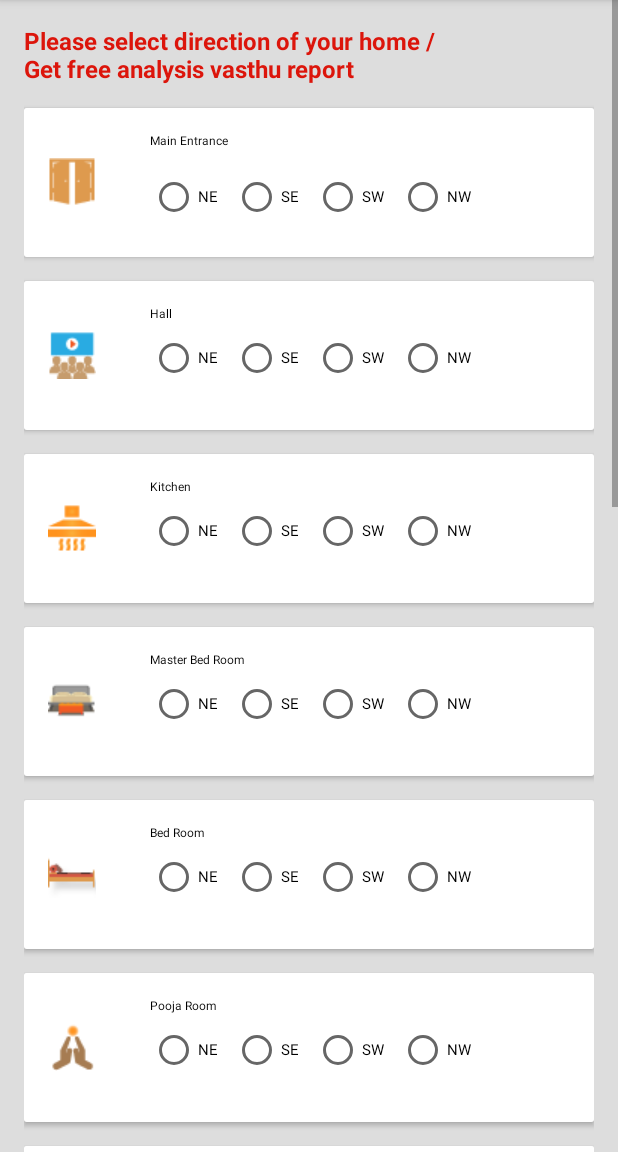
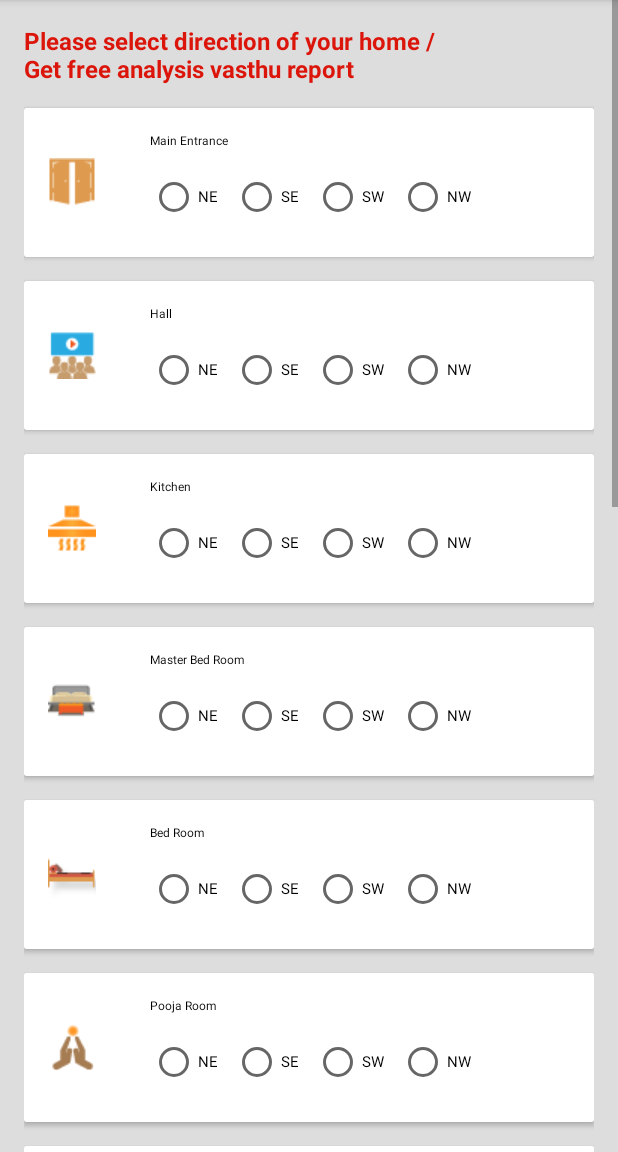
Before and after one commit to nandha-conzat/FortuneVasthu, an Android app: the fragment FreeAnalysisFragment shown on its own in the app's theme, on a phone screen of 412 x 824 dp, the part 84-1236 px from its top. Run offline under Robolectric (Android 15) with nearby library versions, the phone set to English and light mode, and no system bars; 1 statement that could not run was skipped.

Commit message:
Updated the list

```diff
--- a/app/src/main/res/layout/fragment_free_analysis.xml
+++ b/app/src/main/res/layout/fragment_free_analysis.xml
@@ -210,6 +210,7 @@
                         android:layout_width="match_parent"
                         android:layout_height="wrap_content"
                         android:layout_below="@+id/tvhall"
+                        android:layout_alignParentBottom="true"
                         android:layout_marginBottom="@dimen/mainmargin"
                         android:orientation="horizontal">
 
@@ -352,6 +353,7 @@
                         android:layout_width="match_parent"
                         android:layout_height="wrap_content"
                         android:layout_below="@+id/tvkitchen"
+                        android:layout_alignParentBottom="true"
                         android:layout_marginBottom="@dimen/mainmargin"
                         android:orientation="horizontal">
 
@@ -493,6 +495,7 @@
                         android:id="@+id/ll_masterbedroom"
                         android:layout_width="match_parent"
                         android:layout_height="wrap_content"
+                        android:layout_alignParentBottom="true"
                         android:layout_below="@+id/tvmasterbedroom"
                         android:layout_marginBottom="@dimen/mainmargin"
                         android:orientation="horizontal">
@@ -636,6 +639,7 @@
                         android:layout_width="match_parent"
                         android:layout_height="wrap_content"
                         android:layout_below="@+id/tvbedroom"
+                        android:layout_alignParentBottom="true"
                         android:layout_marginBottom="@dimen/mainmargin"
                         android:orientation="horizontal">
 
@@ -777,6 +781,7 @@
                         android:layout_width="match_parent"
                         android:layout_height="wrap_content"
                         android:layout_below="@+id/tvpoojaroom"
+                        android:layout_alignParentBottom="true"
                         android:layout_marginBottom="@dimen/mainmargin"
                         android:orientation="horizontal">
 
@@ -919,6 +924,7 @@
                         android:layout_width="match_parent"
                         android:layout_height="wrap_content"
                         android:layout_below="@+id/tvbathtoilet"
+                        android:layout_alignParentBottom="true"
                         android:layout_marginBottom="@dimen/mainmargin"
                         android:orientation="horizontal">
 
@@ -1061,6 +1067,7 @@
                         android:layout_width="match_parent"
                         android:layout_height="wrap_content"
                         android:layout_below="@+id/tvportico"
+                        android:layout_alignParentBottom="true"
                         android:layout_marginBottom="@dimen/mainmargin"
                         android:orientation="horizontal">
 
@@ -1204,6 +1211,7 @@
                         android:layout_width="match_parent"
                         android:layout_height="wrap_content"
                         android:layout_below="@+id/tvcarpark"
+                        android:layout_alignParentBottom="true"
                         android:layout_marginBottom="@dimen/mainmargin"
                         android:orientation="horizontal">
 
@@ -1346,6 +1354,7 @@
                         android:layout_width="match_parent"
                         android:layout_height="wrap_content"
                         android:layout_below="@+id/tvstaircase"
+                        android:layout_alignParentBottom="true"
                         android:layout_marginBottom="@dimen/mainmargin"
                         android:orientation="horizontal">
 
@@ -1489,6 +1498,7 @@
                         android:layout_width="match_parent"
                         android:layout_height="wrap_content"
                         android:layout_below="@+id/tvbore"
+                        android:layout_alignParentBottom="true"
                         android:layout_marginBottom="@dimen/mainmargin"
                         android:orientation="horizontal">
 
@@ -1630,6 +1640,7 @@
                         android:layout_width="match_parent"
                         android:layout_height="wrap_content"
                         android:layout_below="@+id/tvseptictank"
+                        android:layout_alignParentBottom="true"
                         android:layout_marginBottom="@dimen/mainmargin"
                         android:orientation="horizontal">
 
@@ -1771,6 +1782,7 @@
                         android:layout_width="match_parent"
                         android:layout_height="wrap_content"
                         android:layout_below="@+id/tvwall"
+                        android:layout_alignParentBottom="true"
                         android:layout_marginBottom="@dimen/mainmargin"
                         android:orientation="horizontal">
 
@@ -1912,6 +1924,7 @@
                         android:layout_width="match_parent"
                         android:layout_height="wrap_content"
                         android:layout_below="@+id/tvroad"
+                        android:layout_alignParentBottom="true"
                         android:layout_marginBottom="@dimen/mainmargin"
                         android:orientation="horizontal">
 
```
